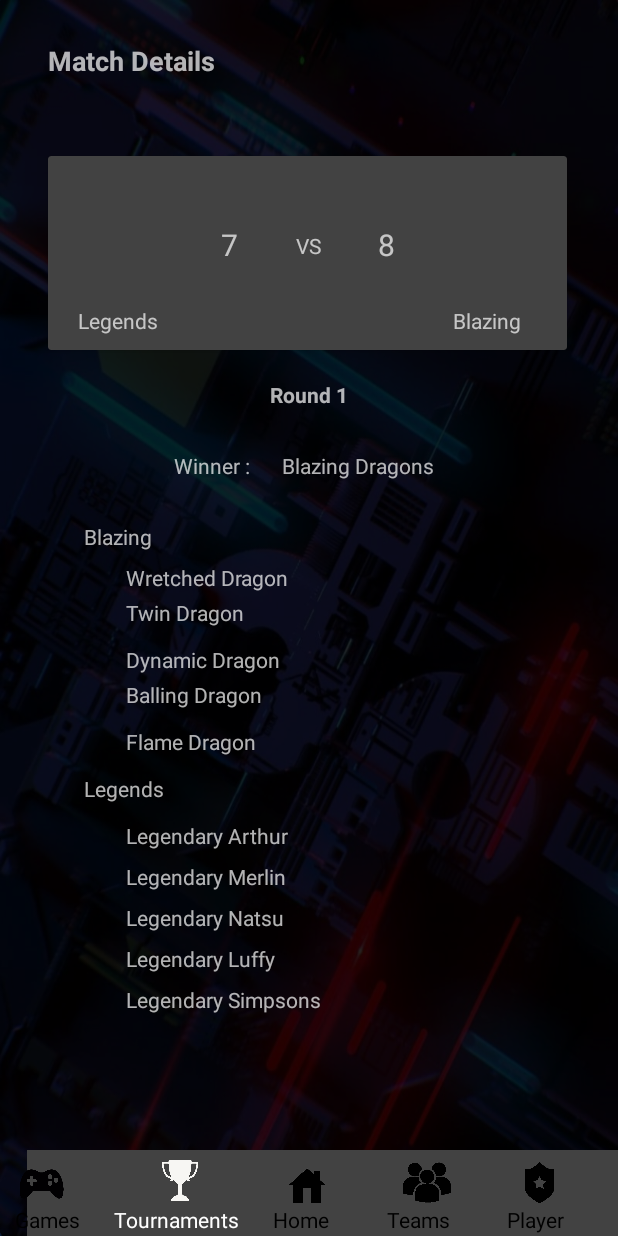
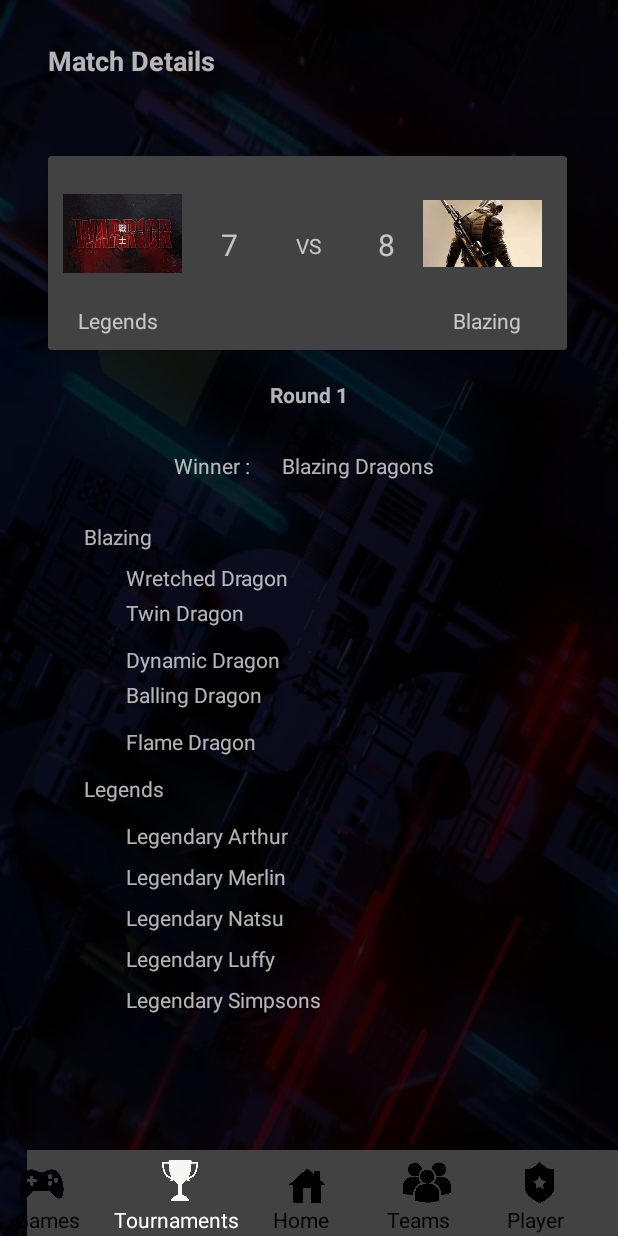
Before and after one commit to nipunbandara/Gaming-Tournaments-Mobile-Applicatin, an Android app: the match_details screen opened directly, with no data from a screen before it, on a phone screen of 412 x 824 dp. Run offline under Robolectric (Android 15) with nearby library versions, the phone set to English and light mode, and no system bars.

Commit message:
images of match details added

```diff
--- a/app/src/main/res/layout/activity_match_details.xml
+++ b/app/src/main/res/layout/activity_match_details.xml
@@ -173,7 +173,9 @@
             android:layout_height="83dp"
             android:layout_marginStart="10dp"
             android:layout_marginTop="10dp"
-            tools:srcCompat="@drawable/team3" />
+            app:layout_constraintStart_toStartOf="parent"
+            app:layout_constraintTop_toBottomOf="@+id/textView2"
+            app:srcCompat="@drawable/team3" />
 
         <TextView
             android:id="@+id/match2_team2_name"
@@ -189,7 +191,9 @@
             android:layout_height="83dp"
             android:layout_marginStart="250dp"
             android:layout_marginTop="10dp"
-            tools:srcCompat="@drawable/team4" />
+            app:layout_constraintStart_toStartOf="parent"
+            app:layout_constraintTop_toBottomOf="@+id/textView2"
+            app:srcCompat="@drawable/team4" />
 
         <TextView
             android:id="@+id/match2_team1_name"
```
